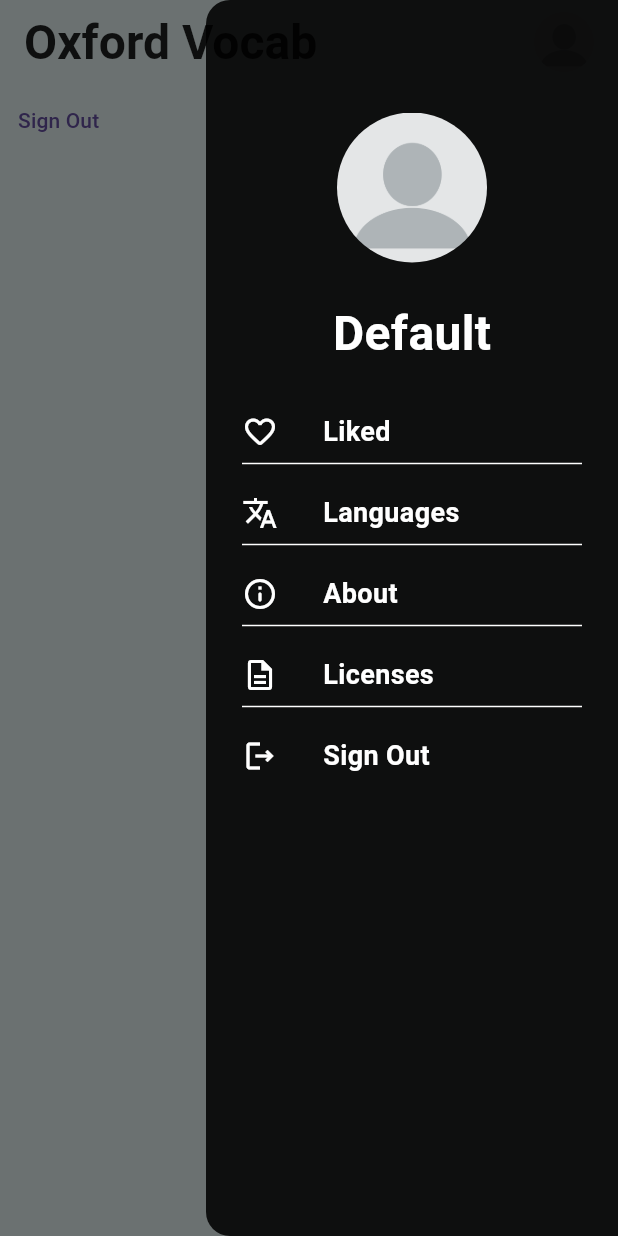
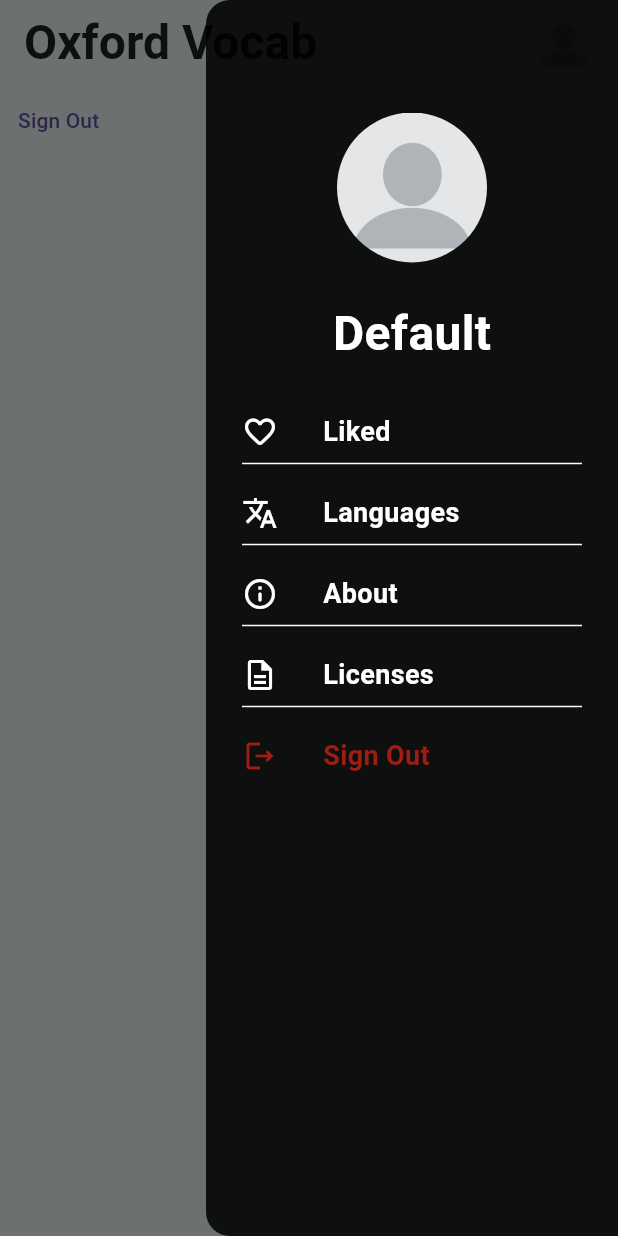
Before and after one commit to AkifhanIlgaz/oxford-vocabulary-app, a Flutter app: the HomeScreen screen opened directly, with the side drawer open, on a phone screen of 412 x 824 dp. Run offline on Flutter 3.47's test engine with Material 3 defaults, Android fonts, the phone set to English and light mode, and no system bars; our stand-ins replace cloud_firestore, email_validator, firebase_auth, firebase_core, flutter_svg, google_sign_in and 2 more; accounts and stored records are empty; generated files the repository leaves out were written again; Roboto replaces fonts that are missing (Montserrat).

Commit message:
give color property to drawer item

```diff
--- a/lib/models/drawer_items.dart
+++ b/lib/models/drawer_items.dart
@@ -5,9 +5,11 @@ class DrawerItem {
     required this.icon,
     required this.title,
     required this.onTap,
+    this.color,
   });
 
   final IconData icon;
   final String title;
   final void Function() onTap;
+  final Color? color;
 }
--- a/lib/utilities/constants.dart
+++ b/lib/utilities/constants.dart
@@ -26,6 +26,7 @@ final List<DrawerItem> settingsItems = [
   ),
   DrawerItem(
     icon: Icons.logout_outlined,
+    color: const Color.fromARGB(255, 160, 29, 20),
     title: "Sign Out",
     onTap: () {},
   ),
--- a/lib/widgets/custom_drawer.dart
+++ b/lib/widgets/custom_drawer.dart
@@ -48,8 +48,13 @@ class CustomDrawer extends StatelessWidget {
                   physics: const NeverScrollableScrollPhysics(),
                   itemBuilder: (ctx, index) {
                     final item = settingsItems[index];
+
                     return DrawerSettingsItem(
-                        icon: item.icon, title: item.title, onTap: item.onTap);
+                      icon: item.icon,
+                      title: item.title,
+                      onTap: item.onTap,
+                      color: item.color,
+                    );
                   },
                   separatorBuilder: (context, index) => const LineSeparator(
                         padding: 12,
--- a/lib/widgets/drawer_settings_items.dart
+++ b/lib/widgets/drawer_settings_items.dart
@@ -7,10 +7,12 @@ class DrawerSettingsItem extends StatelessWidget {
     required this.icon,
     required this.title,
     required this.onTap,
+    this.color,
   });
 
   final IconData icon;
   final String title;
+  final Color? color;
   final void Function() onTap;
 
   @override
@@ -20,13 +22,13 @@ class DrawerSettingsItem extends StatelessWidget {
         children: [
           Icon(
             icon,
-            color: kWhite,
+            color: color ?? kWhite,
           ),
           const SizedBox(width: 30),
           Text(
             title,
             style: kLargeTextStyle.copyWith(
-              color: kWhite,
+              color: color ?? kWhite,
             ),
           )
         ],
```
